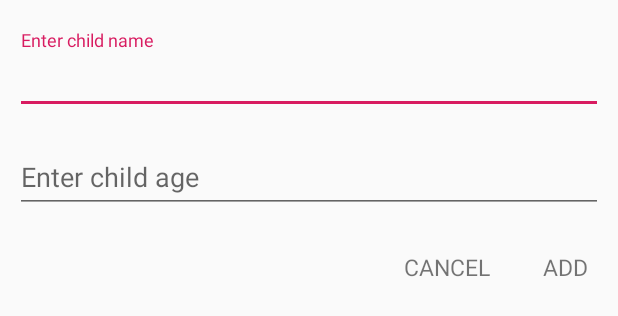
After one commit to tsvetkovdimitar/tech-and-tools, an Android app: the layout add_child_dialog_layout.xml on its own in the app's theme, with its tools: preview values and no code run, on a phone screen of 412 x 824 dp. The commit adds this screen. Shown: the top 316 px of the screen. Run offline under Robolectric (Android 15) with nearby library versions, the phone set to English and light mode, and no system bars.

Commit message:
Add child dialog added

```diff
--- a/app/src/main/res/layout/activity_parent_profile.xml
+++ b/app/src/main/res/layout/activity_parent_profile.xml
@@ -20,7 +20,7 @@
         android:layout_width="wrap_content"
         android:layout_height="wrap_content"
         android:layout_below="@+id/parent_profile_toolbar"
-        android:id="@+id/userName"
+        android:id="@+id/parentName"
         android:textSize="25sp"
         android:text="TextView"/>
 
--- /dev/null
+++ b/app/src/main/res/layout/add_child_dialog_layout.xml
@@ -0,0 +1,70 @@
+<?xml version="1.0" encoding="utf-8"?>
+<RelativeLayout
+    xmlns:android="http://schemas.android.com/apk/res/android"
+    android:layout_width="match_parent"
+    android:layout_height="match_parent"
+    android:padding="10dp">
+
+    <android.support.design.widget.TextInputLayout
+        android:layout_width="match_parent"
+        android:layout_height="wrap_content"
+        android:id="@+id/name_wrapper"
+        android:layout_marginTop="10dp">
+
+        <android.support.design.widget.TextInputEditText
+            android:layout_width="match_parent"
+            android:layout_height="wrap_content"
+            android:inputType="textCapWords"
+            android:id="@+id/child_name"
+            android:imeOptions="actionNext"
+            android:hint="Enter child name"/>
+
+    </android.support.design.widget.TextInputLayout>
+
+
+    <android.support.design.widget.TextInputLayout
+        android:layout_width="match_parent"
+        android:layout_height="wrap_content"
+        android:id="@+id/age_wrapper"
+        android:layout_below="@+id/name_wrapper"
+        android:layout_marginTop="10dp">
+
+        <android.support.design.widget.TextInputEditText
+            android:layout_width="match_parent"
+            android:layout_height="wrap_content"
+            android:inputType="textMultiLine"
+            android:id="@+id/child_age"
+            android:imeOptions="actionNext"
+            android:hint="Enter child age"/>
+
+    </android.support.design.widget.TextInputLayout>
+
+
+    <RelativeLayout
+        android:layout_width="match_parent"
+        android:layout_height="wrap_content"
+        android:layout_marginTop="25dp"
+        android:layout_below="@id/age_wrapper">
+
+        <TextView
+            android:layout_width="wrap_content"
+            android:layout_height="wrap_content"
+            android:textSize="15sp"
+            android:text="ADD"
+            android:layout_alignParentRight="true"
+            android:layout_marginRight="10dp"
+            android:id="@+id/btn_parent_add_child"/>
+
+
+        <TextView
+            android:layout_width="wrap_content"
+            android:layout_height="wrap_content"
+            android:textSize="15sp"
+            android:text="CANCEL"
+            android:layout_marginRight="35dp"
+            android:layout_toLeftOf="@+id/btn_parent_add_child"
+            android:id="@+id/btn_cancel_add_child_dialog"/>
+
+    </RelativeLayout>
+
+</RelativeLayout>
--- a/app/src/main/res/menu/parent_profile_menu.xml
+++ b/app/src/main/res/menu/parent_profile_menu.xml
@@ -11,5 +11,8 @@
     <item
         android:id="@+id/btn_logout_parent"
         android:title="@string/parent_logout_menu" />
+    <item
+        android:id="@+id/btn_parent_add_children"
+        android:title="@string/parent_add_children_btn_text" />
 
 </menu>
--- a/app/src/main/res/values/strings.xml
+++ b/app/src/main/res/values/strings.xml
@@ -21,4 +21,5 @@
     <string name="bottom_parents_children_text">Children</string>
     <string name="carer_profile_greeting_text">Hello</string>
     <string name="users_date_registered_text">Date registered :</string>
+    <string name="parent_add_children_btn_text">Add a child</string>
 </resources>
```
Also changed, not shown: app/src/main/java/com/d1m1tr/tech_and_tools_project/AddChildDialog.java (added, +76 -0 lines), app/src/main/java/com/d1m1tr/tech_and_tools_project/CarerProfileActivity.java (+14 -17 lines), app/src/main/java/com/d1m1tr/tech_and_tools_project/Child.java (+11 -1 lines), app/src/main/java/com/d1m1tr/tech_and_tools_project/ParentProfileActivity.java (+53 -1 lines).
